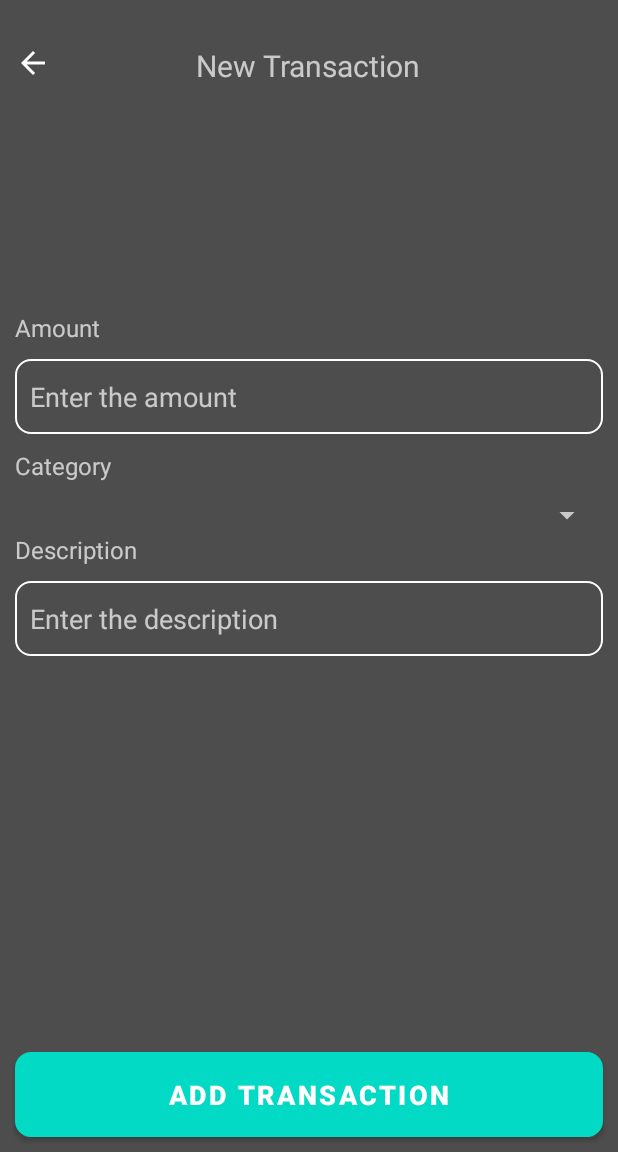
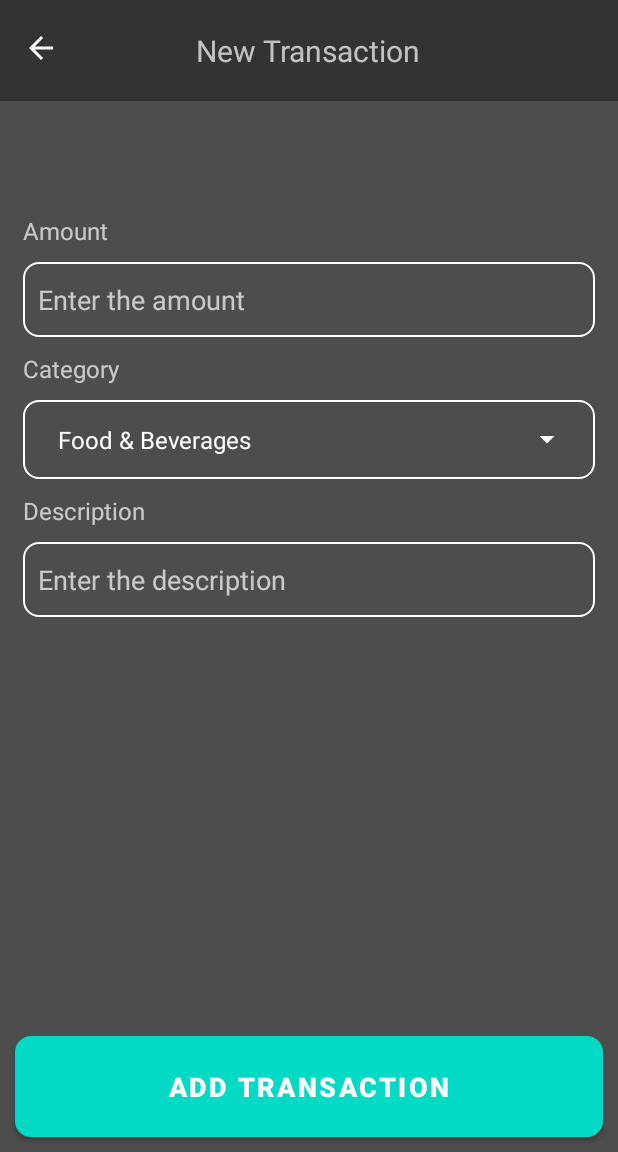
Before and after one commit to TrackME-PM/TrackMe, an Android app: the AddActivity screen opened directly, with no data from a screen before it, on a phone screen of 412 x 824 dp, the part 84-1236 px from its top. Run offline under Robolectric (Android 15) with nearby library versions, the phone set to English and light mode, and no system bars.

```diff
--- a/app/src/main/java/com/example/trackme/AddActivity.java
+++ b/app/src/main/java/com/example/trackme/AddActivity.java
@@ -8,22 +8,41 @@ import android.widget.AdapterView;
 import android.widget.ArrayAdapter;
 import android.widget.AutoCompleteTextView;
 import android.widget.Button;
+import android.widget.EditText;
 import android.widget.Spinner;
+import android.widget.TextView;
 import android.widget.Toast;
 
+import androidx.annotation.NonNull;
 import androidx.appcompat.app.AppCompatActivity;
+import androidx.fragment.app.Fragment;
+import androidx.fragment.app.FragmentPagerAdapter;
+import androidx.viewpager.widget.ViewPager;
 
+import com.example.trackme.adapter.CardAdapter;
 import com.example.trackme.databinding.ActivityAddBinding;
+import com.google.android.material.tabs.TabLayout;
+
+import java.io.Serializable;
+import java.util.ArrayList;
+import java.util.List;
 
 
 public class AddActivity extends AppCompatActivity  {
 
-    Button btn;
+
+    Button addBtn;
     ActivityAddBinding binding;
 
+    TextView desc, amt, curDate;
+    String cardDesc, cardDate;
+    Integer cardAmt;
     Spinner spinner;
 
-    ArrayAdapter<String> adapterItems;
+    CardAdapter cardAdapter;
+    List<cards> cardsList;
+    cards card;
+    ArrayAdapter<CharSequence> adapterItems;
     @SuppressLint("ResourceType")
     @Override
     protected void onCreate(Bundle savedInstanceState) {
@@ -32,12 +51,24 @@ public class AddActivity extends AppCompatActivity  {
         setContentView(binding.getRoot());
 
         spinner = findViewById(R.id.Category);
-        adapterItems = new ArrayAdapter<>(this, R.layout.dropdown_item, R.array.category_list);
+        adapterItems = ArrayAdapter.createFromResource(this, R.array.category_list, android.R.layout.simple_spinner_item);
+        adapterItems.setDropDownViewResource(android.R.layout.simple_spinner_dropdown_item);
         spinner.setAdapter(adapterItems);
+
+
+        desc =(TextView) findViewById(R.id.description);
+        amt =(TextView)  findViewById(R.id.amount);
+        curDate =(TextView) findViewById(R.id.date);
+
+//        cardAmt = Integer.valueOf(amt.getText().toString());
+//        cardDesc = desc.getText().toString();
+//        cardDate = curDate.getText().toString();
+//        cardsList = new ArrayList<>();
 
         spinner.setOnItemSelectedListener(new AdapterView.OnItemSelectedListener() {
             @Override
             public void onItemSelected(AdapterView<?> adapterView, View view, int pos, long id) {
+                String value = String.valueOf(adapterView.getItemIdAtPosition(pos));
                 adapterItems.notifyDataSetChanged();
             }
 
@@ -47,8 +78,20 @@ public class AddActivity extends AppCompatActivity  {
             }
         });
 
-        btn =(Button) findViewById(R.id.addBtn);
-        btn.setOnClickListener(this::openTransactionPage);
+//        addBtn.setOnClickListener(new View.OnClickListener() {
+//            @Override
+//            public void onClick(View view) {
+//                card = new cards(cardDesc, cardAmt, cardDate, 1);
+//                cardsList.add(card);
+//                Intent intent = new Intent(AddActivity.this, Activity_Transaction.class);
+//                intent.putExtra("TransactionList", (Serializable)cardsList);
+//                startActivity(intent);
+//                finish();
+//            }
+//        });
+
+        addBtn =(Button) findViewById(R.id.addBtn);
+        addBtn.setOnClickListener(this::openTransactionPage);
 
 
 
@@ -56,6 +99,7 @@ public class AddActivity extends AppCompatActivity  {
             @Override
             public void onClick(View view) {
                 startActivity(new Intent(AddActivity.this, Activity_HomePage.class));
+                finish();
             }
         });
 
--- a/app/src/main/java/com/example/trackme/adapter/CardAdapter.java
+++ b/app/src/main/java/com/example/trackme/adapter/CardAdapter.java
@@ -35,7 +35,9 @@ public class CardAdapter extends RecyclerView.Adapter<cardHolder>{
     @Override
     public void onBindViewHolder(@NonNull cardHolder holder, int position) {
         cards card = cardsList.get(position);
-        holder.setCardDescription(card.getDescription());
+        holder.setCardDescription(card.getDescription().toString());
+//        holder.setAmount(card.getAmount());
+//        holder.setDate(card.getDate());
     }
 
     @Override
--- /dev/null
+++ b/app/src/main/res/drawable/drop_down_arr.xml
@@ -0,0 +1,5 @@
+<vector android:height="24dp" android:tint="@color/white"
+    android:viewportHeight="24" android:viewportWidth="24"
+    android:width="24dp" xmlns:android="http://schemas.android.com/apk/res/android">
+    <path android:fillColor="@color/white" android:pathData="M7,10l5,5 5,-5z"/>
+</vector>
--- a/app/src/main/res/layout/activity_add.xml
+++ b/app/src/main/res/layout/activity_add.xml
@@ -7,7 +7,6 @@
     android:layout_height="match_parent"
     tools:context=".AddActivity">
     <LinearLayout
-        android:padding="10dp"
         android:orientation="vertical"
         android:layout_width="match_parent"
         android:layout_height="wrap_content">
@@ -17,16 +16,20 @@
             android:layout_height="wrap_content">
 
             <RelativeLayout
+                android:background="@color/dark_grey"
                 android:layout_width="match_parent"
                 android:layout_height="wrap_content"
-                android:layout_marginTop="20dp">
+                android:paddingTop="20dp"
+                android:paddingBottom="20dp">
 
                 <ImageView
                     android:id="@+id/backBtn"
-                    android:src="@drawable/back_btn"
+                    android:layout_width="wrap_content"
+                    android:layout_height="wrap_content"
+                    android:layout_alignParentStart="true"
+                    android:layout_marginStart="15dp"
                     android:backgroundTint="@color/white"
-                    android:layout_width="wrap_content"
-                    android:layout_height="wrap_content">
+                    android:src="@drawable/back_btn">
 
                 </ImageView>
 
@@ -40,9 +43,43 @@
                 </TextView>
 
             </RelativeLayout>
+
+<!--            <androidx.cardview.widget.CardView-->
+<!--                android:layout_marginTop="80dp"-->
+<!--                app:cardCornerRadius="15dp"-->
+<!--                android:backgroundTint="@color/light_teal"-->
+<!--                android:layout_width="match_parent"-->
+<!--                android:layout_height="wrap_content">-->
+
+<!--                <LinearLayout-->
+<!--                    android:padding="15dp"-->
+<!--                    android:orientation="horizontal"-->
+<!--                    android:layout_width="match_parent"-->
+<!--                    android:layout_height="wrap_content">-->
+<!--                    <TextView-->
+<!--                        android:id="@+id/isExpense"-->
+<!--                        android:textSize="16sp"-->
+<!--                        android:gravity="center"-->
+<!--                        android:layout_weight="1"-->
+<!--                        android:layout_width="wrap_content"-->
+<!--                        android:layout_height="wrap_content"-->
+<!--                        android:text="Expense" />-->
+<!--                    <TextView-->
+<!--                        android:id="@+id/isIncome"-->
+<!--                        android:textSize="16sp"-->
+<!--                        android:gravity="center"-->
+<!--                        android:layout_weight="1"-->
+<!--                        android:layout_width="wrap_content"-->
+<!--                        android:layout_height="match_parent"-->
+<!--                        android:text="Income" />-->
+<!--                </LinearLayout>-->
+
+<!--            </androidx.cardview.widget.CardView>-->
+
+
             <LinearLayout
-
-                android:layout_marginTop="150dp"
+                android:layout_marginTop="60dp"
+                android:padding="15dp"
                 android:orientation="vertical"
                 android:layout_width="match_parent"
                 android:layout_height="wrap_content">
@@ -73,41 +110,37 @@
                     android:layout_height="wrap_content">
                 </TextView>
 
-<!--                <com.google.android.material.textfield.TextInputLayout-->
-<!--                    style="@style/Widget.MaterialComponents.TextInputLayout.OutlinedBox.ExposedDropdownMenu"-->
-<!--                    android:layout_width="match_parent"-->
-<!--                    android:layout_height="wrap_content"-->
-<!--                    android:layout_marginBottom="10dp"-->
-<!--                    app:layout_constraintLeft_toLeftOf="parent"-->
-<!--                    app:layout_constraintRight_toRightOf="parent"-->
-<!--                    app:layout_constraintTop_toTopOf="parent">-->
 
-<!--                    <AutoCompleteTextView-->
-<!--                        android:id="@+id/Category"-->
-<!--                        android:layout_width="match_parent"-->
-<!--                        android:layout_height="match_parent"-->
-<!--                        android:layout_weight="1"-->
-<!--                        android:inputType="none"-->
-<!--                        android:background="@drawable/button_radius"-->
-<!--                        android:backgroundTint="@color/grey"-->
-<!--                        android:text="Choose Category"-->
-<!--                        list-->
-<!--                        />-->
+                <RelativeLayout
+                    android:orientation="horizontal"
+                    android:layout_width="match_parent"
+                    android:layout_height="wrap_content">
+                    <Spinner
+                        android:padding="15dp"
+                        android:id="@+id/Category"
+                        android:layout_width="match_parent"
+                        android:layout_height="wrap_content"
+                        android:background="@drawable/stroke"
+                        tools:listitem="@layout/dropdown_item">
 
-<!--                </com.google.android.material.textfield.TextInputLayout>-->
+                    </Spinner>
 
-                <Spinner
-                    android:id="@+id/Category"
-                    android:layout_weight="1"
-                    android:layout_width="match_parent"
-                    android:layout_height="wrap_content"
-                    tools:listitem="@layout/dropdown_item">
+                    <ImageView
+                        android:layout_width="wrap_content"
+                        android:layout_height="wrap_content"
+                        android:layout_alignParentEnd="true"
+                        android:layout_centerVertical="true"
+                        android:layout_marginEnd="20dp"
+                        android:background="@drawable/drop_down_arr"
+                        android:paddingEnd="10dp" />
 
-                </Spinner>
+                </RelativeLayout>
+
 
                 <TextView
                     android:text="Description"
                     android:textSize="16dp"
+                    android:layout_marginTop="10dp"
                     android:layout_marginBottom="10dp"
                     android:layout_width="wrap_content"
                     android:layout_height="wrap_content">
@@ -127,6 +160,7 @@
             </LinearLayout>
         </LinearLayout>
     </LinearLayout>
+
 
 <!--    <androidx.cardview.widget.CardView-->
 <!--        android:id="@+id/addBtn"-->
@@ -165,10 +199,12 @@
         android:layout_marginBottom="10dp"
         android:background="@drawable/button_radius"
         android:onClick="openTransactionPage"
-        android:padding="10dp"
+        android:padding="15dp"
         android:text="Add Transaction"
         android:textSize="18sp"
         android:textStyle="bold">
 
     </Button>
+
+
 </RelativeLayout>
--- a/app/src/main/res/layout/activity_home_page.xml
+++ b/app/src/main/res/layout/activity_home_page.xml
@@ -220,9 +220,7 @@
 
         <androidx.recyclerview.widget.RecyclerView
             android:id="@+id/itemsRecycler"
-            tools:itemCount="3"
             android:layout_marginTop="20dp"
-            tools:listitem="@layout/row_item"
             android:layout_width="match_parent"
             android:layout_height="wrap_content"
             android:layout_margin="5dp">
@@ -231,6 +229,8 @@
     </LinearLayout>
 
     <androidx.coordinatorlayout.widget.CoordinatorLayout
+        android:id="@+id/navBarView"
+        android:layout_gravity="end|bottom"
         android:layout_width="match_parent"
         android:layout_height="match_parent">
 
--- a/app/src/main/res/values/colors.xml
+++ b/app/src/main/res/values/colors.xml
@@ -10,6 +10,7 @@
     <color name="green">#66ff66</color>
     <color name="arr_green">#4CBF4C</color>
     <color name="grey">#4d4d4d</color>
+    <color name="light_grey">#949494</color>
     <color name="dark_grey">#333333</color>
     <color name="red">#ff4d4d</color>
     <color name="light_teal">#35a09f</color>
```
Also changed, not shown: app/src/main/java/com/example/trackme/Activity_UserProfile.java (+20 -2 lines), app/src/main/java/com/example/trackme/holder/cardHolder.java (+10 -1 lines), app/src/main/res/layout/activity_user_profile.xml (+12 -15 lines), app/src/main/res/layout/dropdown_item.xml (+4 -4 lines).
